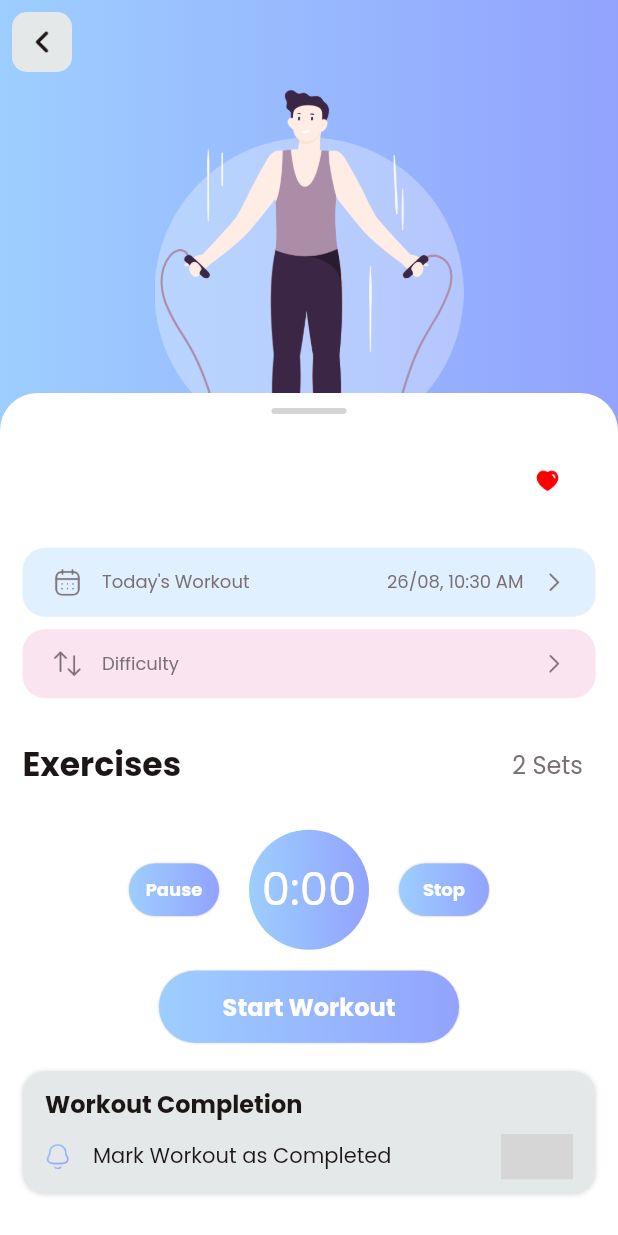
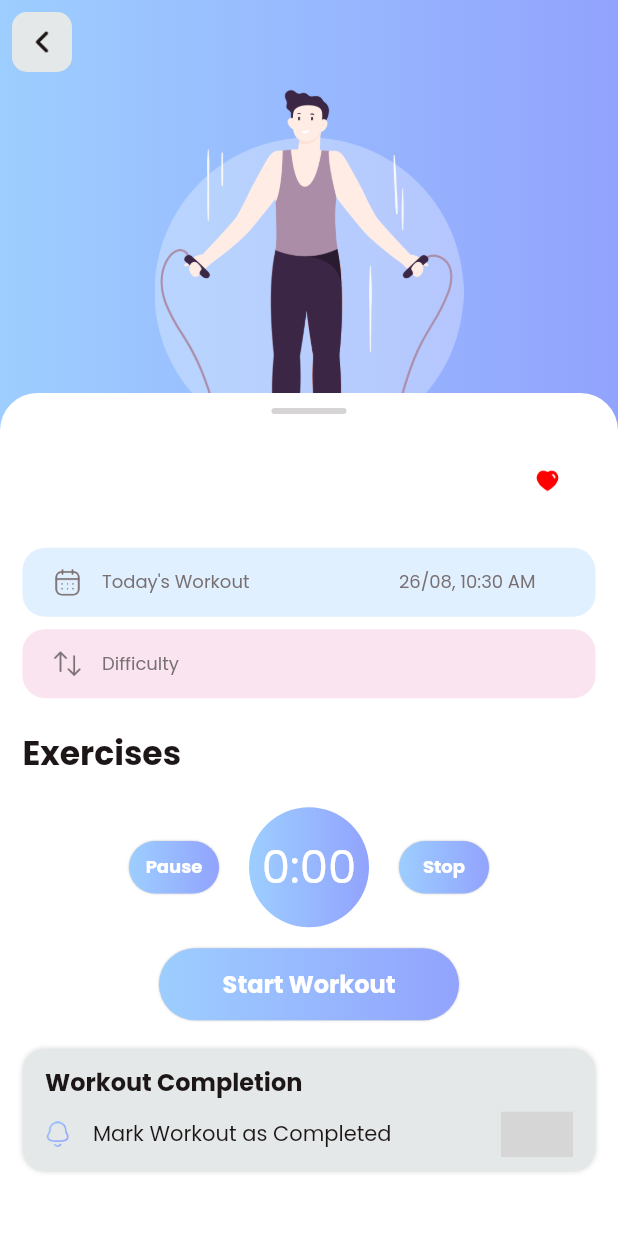
Before and after one commit to MichGit28/riyada-gym, a Flutter app: the WorkoutDetailView screen opened directly with empty values, on a phone screen of 412 x 824 dp. Run offline on Flutter 3.47's test engine with Material 2 defaults, Android fonts, the phone set to English and light mode, and no system bars; our stand-ins replace animated_toggle_switch, carousel_slider, cloud_firestore, firebase_auth, firebase_core, fl_chart and 4 more; missing offline and left inert: dotted_dashed_line; accounts and stored records are empty; grey boxes are pictures that could not be loaded.

Commit message:
changes made with Khaled

```diff
--- a/lib/common_widget/icon_title_next_row.dart
+++ b/lib/common_widget/icon_title_next_row.dart
@@ -55,7 +55,7 @@ class IconTitleNextRow extends StatelessWidget {
                 style: TextStyle(color: TColor.grey, fontSize: 12),
               ),
             ),
-            const SizedBox(width: 8),
+            const SizedBox(width: 0),
             SizedBox(
               width: 25,
               height: 25,
@@ -63,12 +63,6 @@ class IconTitleNextRow extends StatelessWidget {
                 width: 25,
                 height: 25,
                 alignment: Alignment.center,
-                child: Image.asset(
-                  "assets/img/p_next.png",
-                  width: 12,
-                  height: 12,
-                  fit: BoxFit.contain,
-                ),
               ),
             )
           ],
--- a/lib/common_widget/step_detail_row.dart
+++ b/lib/common_widget/step_detail_row.dart
@@ -66,10 +66,6 @@ class StepDetailRow extends StatelessWidget {
                   fontSize: 14,
                 ),
               ),
-              // Text(
-              //   sObj["detail"].toString(),
-              //   style: TextStyle(color: TColor.grey, fontSize: 12),
-              // ),
             ],
           ),
         )
--- a/lib/view/main_tab/main_tab_view.dart
+++ b/lib/view/main_tab/main_tab_view.dart
@@ -6,7 +6,7 @@ import 'package:riyada_gym/view/main_tab/select_view.dart';
 import 'package:flutter/material.dart';
 import '../home/home_view.dart';
 import '../profile/profile_view.dart';
-import '../workout_tracker/workout_tracker_view.dart';
+import '../workout_tracker/workout_tracker.dart';
 import 'package:firebase_auth/firebase_auth.dart';
 
 class MainTabView extends StatefulWidget {
--- a/lib/view/main_tab/workout_service.dart
+++ b/lib/view/main_tab/workout_service.dart
@@ -24,6 +24,4 @@ class WorkoutService {
       }
     });
   }
-
-  // More Firestore methods related to workouts here, e.g. fetchWorkouts, deleteWorkout, etc.
 }
--- a/lib/view/workout_tracker/workout_detail_view.dart
+++ b/lib/view/workout_tracker/workout_detail_view.dart
@@ -489,14 +489,6 @@ class _WorkoutDetailViewState extends State<WorkoutDetailView> {
                                   fontSize: 22,
                                   fontWeight: FontWeight.w700),
                             ),
-                            TextButton(
-                              onPressed: () {},
-                              child: Text(
-                                "${2} Sets",
-                                style:
-                                    TextStyle(color: TColor.grey, fontSize: 16),
-                              ),
-                            )
                           ],
                         ),
                         ListView.builder(
--- a/lib/view/workout_tracker/workout_tracker_view.dart
+++ b/lib/view/workout_tracker/workout_tracker.dart
@@ -170,12 +170,12 @@ class _WorkoutTrackerState extends State<WorkoutTracker>
   }
 }
 
-// tis FirebaseService class will be used to fetch data from Firebase Firestore database
+// this FirebaseService class will be used to fetch data from Firebase Firestore database
 class FirebaseService {
   final String userID;
 
   FirebaseService(this.userID);
-  // Future is used to represent a potential value, or error, that will be available at some time in the future
+  // future is used to represent a potential value, or error, that will be available at some time in the future
   Future<Map<String, dynamic>> fetchUserProfile() async {
     DocumentSnapshot userProfile = await FirebaseFirestore.instance
         .collection('userProfiles')
--- a/pubspec.yaml
+++ b/pubspec.yaml
@@ -67,7 +67,7 @@ dev_dependencies:
   flutter_launcher_icons: "^0.9.2"
 
 flutter_icons:
-  image_path: "assets/imgMale/app_icon.png" # the path to your icon
+  image_path: "assets/img/play_store.png" # the path to our icon
   android: true
   ios: true
 
```
Also changed, not shown: lib/view/main_tab/select_view.dart (+33 -34 lines), assets/img/play_store.png (added), 20 other files.
